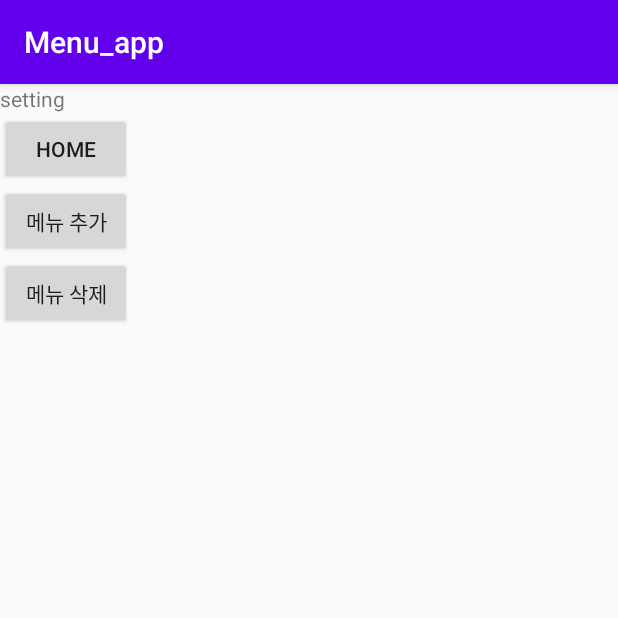
After one commit to PNU-menu-alarm-android/Cafeteria_alarm, an Android app: the Setting screen opened directly, with no data from a screen before it, on a phone screen of 412 x 824 dp, the top half of it. The commit adds this screen. Run offline under Robolectric (Android 15) with nearby library versions, the phone set to English and light mode, and no system bars; 2 statements that could not run were skipped.

Commit message:
add menu add version

```diff
--- a/Menu_app/app/src/main/AndroidManifest.xml
+++ b/Menu_app/app/src/main/AndroidManifest.xml
@@ -20,6 +20,9 @@
         </activity>
         <activity android:name=".Sign_up" />
         <activity android:name=".Home" />
+        <activity android:name=".Menu" />
+        <activity android:name=".Setting"/>
+        <activity android:name=".addMenu"/>
     </application>
 
 </manifest>
--- /dev/null
+++ b/Menu_app/app/src/main/java/org/techtown/menu_app/Setting.java
@@ -0,0 +1,47 @@
+package org.techtown.menu_app;
+
+import android.content.Intent;
+import android.os.Bundle;
+import android.view.View;
+import android.widget.Button;
+import android.widget.TextView;
+
+import androidx.appcompat.app.AppCompatActivity;
+
+public class Setting extends AppCompatActivity {
+
+    Button Home, add, delete;
+
+    @Override
+    protected void onCreate(Bundle savedInstanceState) {
+        super.onCreate(savedInstanceState);
+        setContentView(R.layout.setting);
+
+        Intent intent = getIntent();
+        final String name = intent.getStringExtra("username").trim();
+        final String email = intent.getStringExtra("email").trim();
+
+        Home = findViewById(R.id.homebutton);
+        add = findViewById(R.id.addmenu);
+        delete = findViewById(R.id.deletemenu);
+
+        Home.setOnClickListener(new View.OnClickListener() {
+            @Override
+            public void onClick(View v) {
+                finish();
+            }
+        });
+
+
+        add.setOnClickListener(new View.OnClickListener() {
+            @Override
+            public void onClick(View v) {
+                Intent intent = new Intent(Setting.this, addMenu.class);
+                intent.putExtra("username", name);
+                intent.putExtra("email", email);
+                startActivity(intent);
+            }
+        });
+
+    }
+}
--- /dev/null
+++ b/Menu_app/app/src/main/res/layout/setting.xml
@@ -0,0 +1,26 @@
+<?xml version="1.0" encoding="utf-8"?>
+<LinearLayout xmlns:android="http://schemas.android.com/apk/res/android"
+    android:layout_width="match_parent"
+    android:layout_height="match_parent"
+    android:orientation="vertical">
+    <TextView
+        android:layout_width="wrap_content"
+        android:layout_height="wrap_content"
+        android:text="setting"/>
+    <Button
+        android:layout_width="wrap_content"
+        android:layout_height="wrap_content"
+        android:text="home"
+        android:id="@+id/homebutton" />
+    <Button
+        android:layout_width="wrap_content"
+        android:layout_height="wrap_content"
+        android:id="@+id/addmenu"
+        android:text="메뉴 추가"/>
+    <Button
+        android:layout_width="wrap_content"
+        android:layout_height="wrap_content"
+        android:id="@+id/deletemenu"
+        android:text="메뉴 삭제"/>
+
+</LinearLayout>
```
Also changed, not shown: Menu_app/app/src/main/java/org/techtown/menu_app/Home.java (+32 -2 lines), Menu_app/app/src/main/java/org/techtown/menu_app/MainActivity.java (+9 -8 lines), Menu_app/app/src/main/java/org/techtown/menu_app/Menu.java (added, +30 -0 lines), Menu_app/app/src/main/java/org/techtown/menu_app/Sign_up.java (+3 -15 lines), Menu_app/app/src/main/java/org/techtown/menu_app/User.java (+6 -10 lines), Menu_app/app/src/main/java/org/techtown/menu_app/addMenu.java (added, +78 -0 lines), Menu_app/app/src/main/res/layout/activity_main.xml (deleted, +0 -83 lines), Menu_app/app/src/main/res/layout/addmenu.xml (added, +21 -0 lines), Menu_app/app/src/main/res/layout/home.xml (+23 -3 lines), Menu_app/app/src/main/res/layout/menu.xml (added, +14 -0 lines), Menu_app/app/src/main/res/layout/sign_up.xml (+0 -22 lines).
